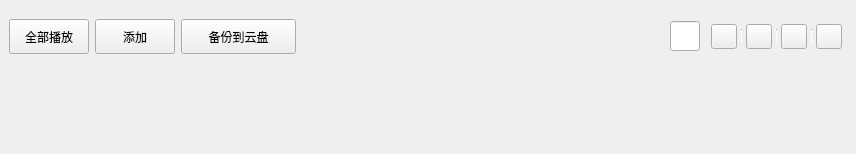
Old version of the form KuGouStart/LocalDownload/LocalSong/LocalSong.ui in the repository a-mo-xi-wei/Qt-KuGouAppClient.
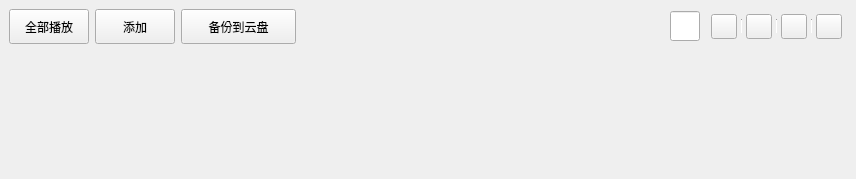
New version of the form. Custom widgets are drawn as their Qt base class.

Commit message: 修改间距

Diff of the .ui file:
```diff
--- a/KuGouStart/LocalDownload/LocalSong/LocalSong.ui
+++ b/KuGouStart/LocalDownload/LocalSong/LocalSong.ui
@@ -7,7 +7,7 @@
     <x>0</x>
     <y>0</y>
     <width>856</width>
-    <height>154</height>
+    <height>179</height>
    </rect>
   </property>
   <property name="windowTitle">
@@ -15,13 +15,13 @@
   </property>
   <layout class="QVBoxLayout" name="verticalLayout_2">
    <property name="spacing">
-    <number>0</number>
+    <number>10</number>
    </property>
    <property name="leftMargin">
     <number>0</number>
    </property>
    <property name="topMargin">
-    <number>10</number>
+    <number>0</number>
    </property>
    <property name="rightMargin">
     <number>0</number>
```
